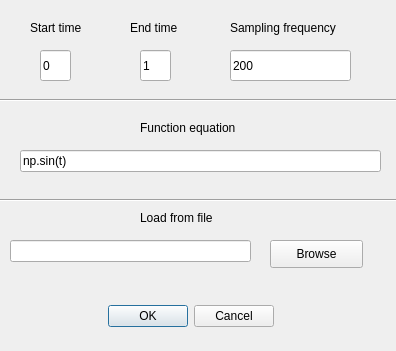
Above: windows/NewSignalBox.ui from piotrlgol/Mechatronic-System-Identification before the change. Below: the same form after it.
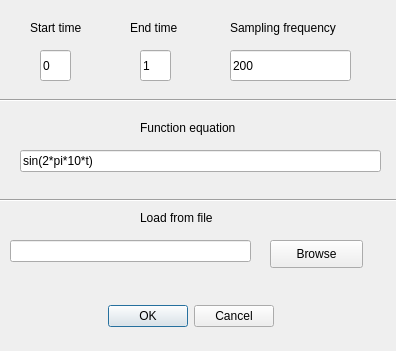
That is the form after the change.

What changed in the file:
```diff
--- a/windows/NewSignalBox.ui
+++ b/windows/NewSignalBox.ui
@@ -55,7 +55,7 @@
     </rect>
    </property>
    <property name="text">
-    <string>np.sin(t)</string>
+    <string>sin(2*pi*10*t)</string>
    </property>
   </widget>
   <widget class="QLabel" name="StartLabel">
```
